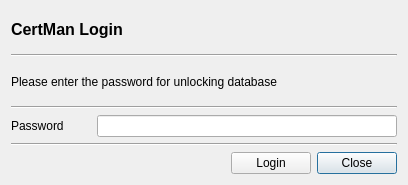
This is CertMan/login_dlg.ui in jykim74/CertMan as Qt 5 draws it before an edit. The edited form follows.
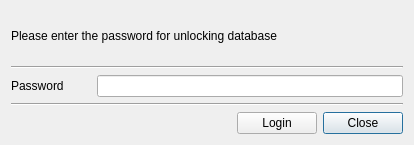
This is the edited form.

```diff
--- a/CertMan/login_dlg.ui
+++ b/CertMan/login_dlg.ui
@@ -6,8 +6,8 @@
    <rect>
     <x>0</x>
     <y>0</y>
-    <width>406</width>
-    <height>185</height>
+    <width>414</width>
+    <height>145</height>
    </rect>
   </property>
   <property name="windowTitle">
@@ -15,27 +15,7 @@
   </property>
   <layout class="QVBoxLayout" name="verticalLayout">
    <item>
-    <widget class="QLabel" name="label">
-     <property name="font">
-      <font>
-       <pointsize>12</pointsize>
-       <bold>true</bold>
-      </font>
-     </property>
-     <property name="text">
-      <string>CertMan Login</string>
-     </property>
-    </widget>
-   </item>
-   <item>
-    <widget class="Line" name="line">
-     <property name="orientation">
-      <enum>Qt::Horizontal</enum>
-     </property>
-    </widget>
-   </item>
-   <item>
-    <widget class="QLabel" name="label_2">
+    <widget class="QLabel" name="mHeadLabel">
      <property name="text">
       <string>Please enter the password for unlocking database</string>
      </property>
```
